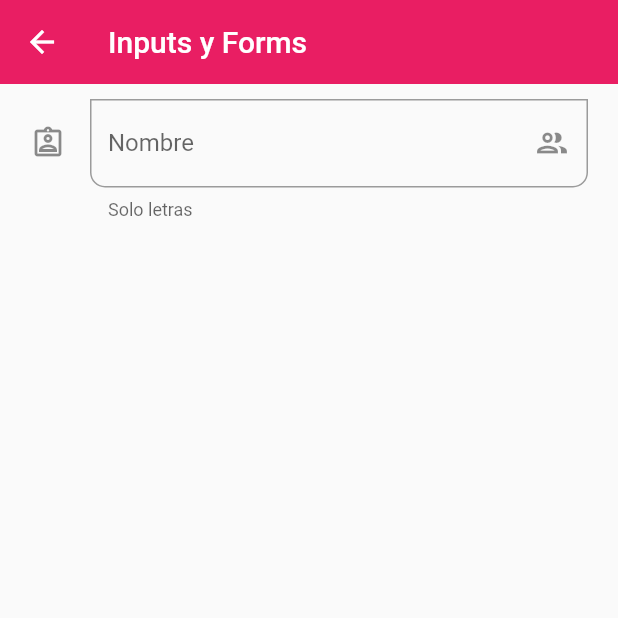
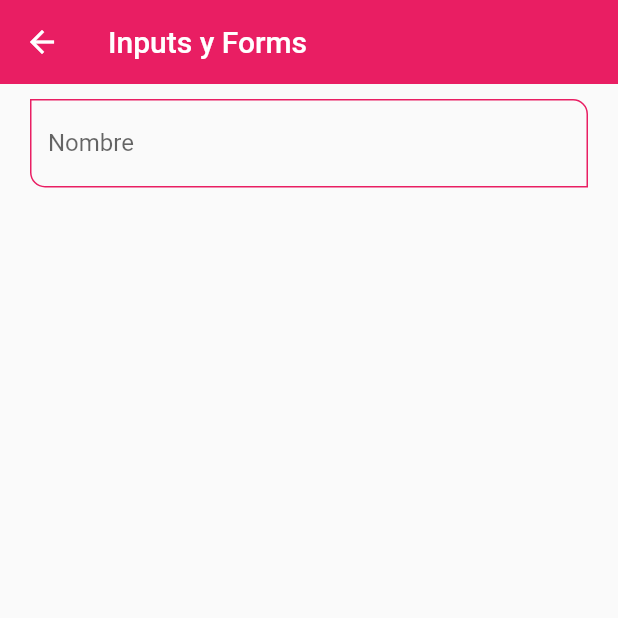
Before and after one commit to Lisandris/Listview1, a Flutter app: the InputScreen screen opened by its route, on a phone screen of 412 x 824 dp, the top half of it. Run offline on Flutter 3.47's test engine with Material 2 defaults, Android fonts, the phone set to English and light mode, and no system bars.

Commit message:
Personalizando textos

```diff
--- a/lib/screens/inputs_screen.dart
+++ b/lib/screens/inputs_screen.dart
@@ -1,3 +1,4 @@
+import 'package:fl_components/widgers/widgets.dart';
 import 'package:flutter/material.dart';
 
 class InputScreen extends StatelessWidget {
@@ -8,46 +9,15 @@ class InputScreen extends StatelessWidget {
   Widget build(BuildContext context) {
     return Scaffold(
       appBar: AppBar(
-        title: Text( 'Inputs y Forms'),
+        title: const Text( 'Inputs y Forms'),
       ),
       body: SingleChildScrollView(
         child: Padding(
           padding: const EdgeInsets.symmetric( horizontal: 20, vertical: 10),
           child: Column(
-            children: [
+            children: const [
 
-              TextFormField(
-                autofocus: false,
-                initialValue: '',
-                textCapitalization: TextCapitalization.words,
-                onChanged: ( value ) {
-                  print('Value: $value');
-                },
-                validator: (value) {
-                  if ( value == null ) return 'Este campo es requerido';
-                  return value.length < 3 ? 'Minimo de 3 letras': null ;
-                },
-                autovalidateMode: AutovalidateMode.onUserInteraction,
-                decoration: const InputDecoration(
-                  hintText: 'Nombre del usuario',
-                  labelText: 'Nombre',
-                  helperText: 'Solo letras',
-                  // prefixIcon: Icon( Icons.verified_user_outlined),
-                  suffixIcon: Icon( Icons.group_outlined),
-                  icon: Icon( Icons.assignment_ind_outlined),
-                  focusedBorder:OutlineInputBorder(
-                    borderSide:BorderSide(color:
-                     Colors.green
-                    ),
-                  ) ,
-                  border: OutlineInputBorder(
-                    borderRadius: BorderRadius.only(
-                       bottomLeft: Radius.circular(10),
-                       bottomRight: Radius.circular(10),
-                    )
-                  )
-                )
-              )
+              CustominputField( labelText: 'Nombre', hintText: 'Nombre del usuario',)
 
             ],
           )
--- a/lib/theme/app_theme.dart
+++ b/lib/theme/app_theme.dart
@@ -3,6 +3,7 @@ import 'package:flutter/material.dart';
 class AppTheme {
 
   static const Color primary = Colors.pink;
+
 
   static final ThemeData lightTheme = ThemeData.light().copyWith(
     // Color primario
@@ -29,17 +30,41 @@ class AppTheme {
     // ElevateButtons
     elevatedButtonTheme: ElevatedButtonThemeData(
       style: ElevatedButton.styleFrom(
-            primary: Colors.pink,
-            shape: const StadiumBorder(),
-            elevation: 0
+        primary: Colors.pink,
+        shape: const StadiumBorder(),
+        elevation: 0
       ),
-    )
+    ),
 
+    inputDecorationTheme: const InputDecorationTheme(
 
+      floatingLabelStyle: TextStyle( color: primary ),
+
+      enabledBorder: OutlineInputBorder(
+        borderSide: BorderSide( color: primary),
+        borderRadius: BorderRadius.only(
+          bottomLeft: Radius.circular(10),
+          topRight:  Radius.circular(10)
+        )
+      ),
+
+      focusedBorder: OutlineInputBorder(
+        borderSide: BorderSide( color: primary),
+        borderRadius: BorderRadius.only(
+          bottomLeft: Radius.circular(10),
+          topRight:  Radius.circular(10)
+        )
+      ),
+
+      border: OutlineInputBorder(
+        borderRadius: BorderRadius.only(
+          bottomLeft: Radius.circular(10),
+          topRight:  Radius.circular(10)
+        )
+      ),
+
+    ),
   );
-
-
-
 
 
   static final ThemeData darkTheme = ThemeData.dark().copyWith(
@@ -56,4 +81,6 @@ class AppTheme {
     scaffoldBackgroundColor: Colors.black
 
   );
+
+
 }
--- /dev/null
+++ b/lib/widgers/custom_input_field.dart
@@ -0,0 +1,45 @@
+import 'package:flutter/material.dart';
+
+class CustominputField extends StatelessWidget {
+
+  final String? hintText;
+  final String? labelText;
+  final String? helperText;
+  final IconData? icon;
+  final IconData? suffixIcon;
+
+
+  const CustominputField({
+    Key? key,
+    this.hintText,
+    this.labelText,
+    this.helperText,
+    this.icon,
+    this.suffixIcon,
+  }) : super(key: key);
+
+  @override
+  Widget build(BuildContext context) {
+    return TextFormField(
+      autofocus: false,
+      initialValue: '',
+      textCapitalization: TextCapitalization.words,
+      onChanged: ( value ) {
+        print('Value: $value');
+      },
+      validator: (value) {
+        if ( value == null ) return 'Este campo es requerido';
+        return value.length < 3 ? 'Minimo de 3 letras': null ;
+      },
+      autovalidateMode: AutovalidateMode.onUserInteraction,
+      decoration:  InputDecoration(
+        hintText: hintText,
+        labelText: labelText,
+        helperText: helperText,
+        // prefixIcon: Icon( Icons.verified_user_outlined),
+        suffixIcon: suffixIcon == null ? null : Icon( suffixIcon ),
+        icon: icon == null ? null : Icon( icon),
+      )
+    );
+  }
+}
--- a/lib/widgers/widgets.dart
+++ b/lib/widgers/widgets.dart
@@ -1,4 +1,5 @@
 
 
+export 'package:fl_components/widgers/custom_input_field.dart';
 export 'package:fl_components/widgers/custom_card_type_2.dart';
 export 'package:fl_components/widgers/custom_card_type_1.dart';
```
